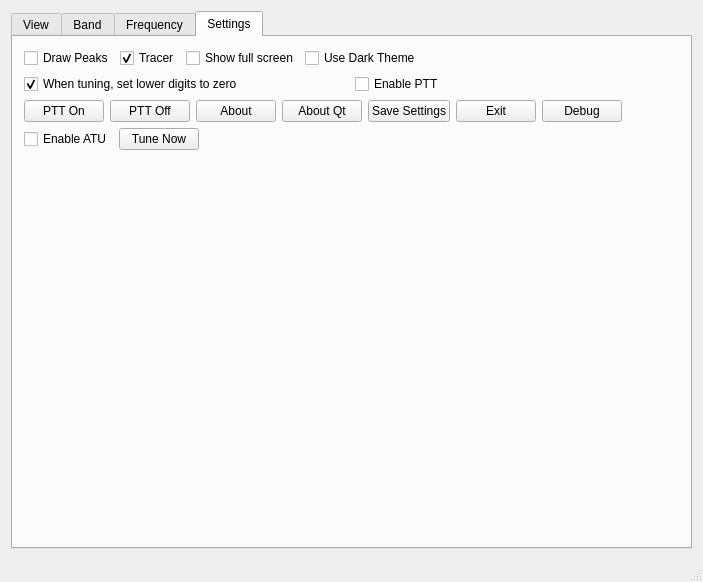
This is wfmain.ui in adecarolis/wfweb as Qt 5 draws it before an edit. The edited form follows.
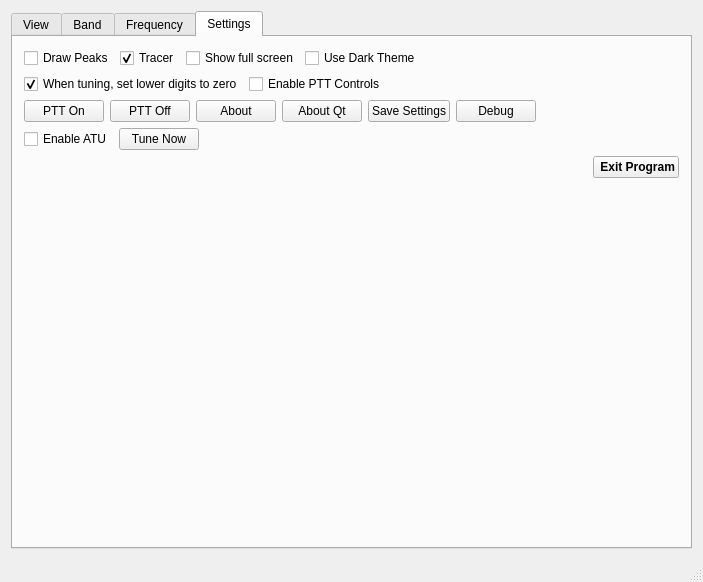
This is the edited form. Custom widgets are drawn as their Qt base class.

Commit message: Moved exit button to make it more obvious.

The edit to the form file:
```diff
--- a/wfmain.ui
+++ b/wfmain.ui
@@ -1101,10 +1101,23 @@
           <item>
            <widget class="QCheckBox" name="pttEnableChk">
             <property name="text">
-             <string>Enable PTT</string>
+             <string>Enable PTT Controls</string>
             </property>
            </widget>
           </item>
+          <item>
+           <spacer name="horizontalSpacer_7">
+            <property name="orientation">
+             <enum>Qt::Horizontal</enum>
+            </property>
+            <property name="sizeHint" stdset="0">
+             <size>
+              <width>40</width>
+              <height>20</height>
+             </size>
+            </property>
+           </spacer>
+          </item>
          </layout>
         </item>
         <item>
@@ -1150,13 +1163,6 @@
             </property>
            </widget>
           </item>
-          <item>
-           <widget class="QPushButton" name="exitBtn">
-            <property name="text">
-             <string>Exit</string>
-            </property>
-           </widget>
-          </item>
           <item>
            <widget class="QPushButton" name="debugBtn">
             <property name="text">
@@ -1214,7 +1220,40 @@
          </layout>
         </item>
         <item>
-         <spacer name="verticalSpacer">
+         <layout class="QHBoxLayout" name="horizontalLayout">
+          <property name="topMargin">
+           <number>0</number>
+          </property>
+          <item>
+           <spacer name="horizontalSpacer_6">
+            <property name="orientation">
+             <enum>Qt::Horizontal</enum>
+            </property>
+            <property name="sizeHint" stdset="0">
+             <size>
+              <width>40</width>
+              <height>20</height>
+             </size>
+            </property>
+           </spacer>
+          </item>
+          <item>
+           <widget class="QPushButton" name="exitBtn">
+            <property name="font">
+             <font>
+              <weight>75</weight>
+              <bold>true</bold>
+             </font>
+            </property>
+            <property name="text">
+             <string> Exit Program</string>
+            </property>
+           </widget>
+          </item>
+         </layout>
+        </item>
+        <item>
+         <spacer name="verticalSpacer_2">
           <property name="orientation">
            <enum>Qt::Vertical</enum>
           </property>
```
